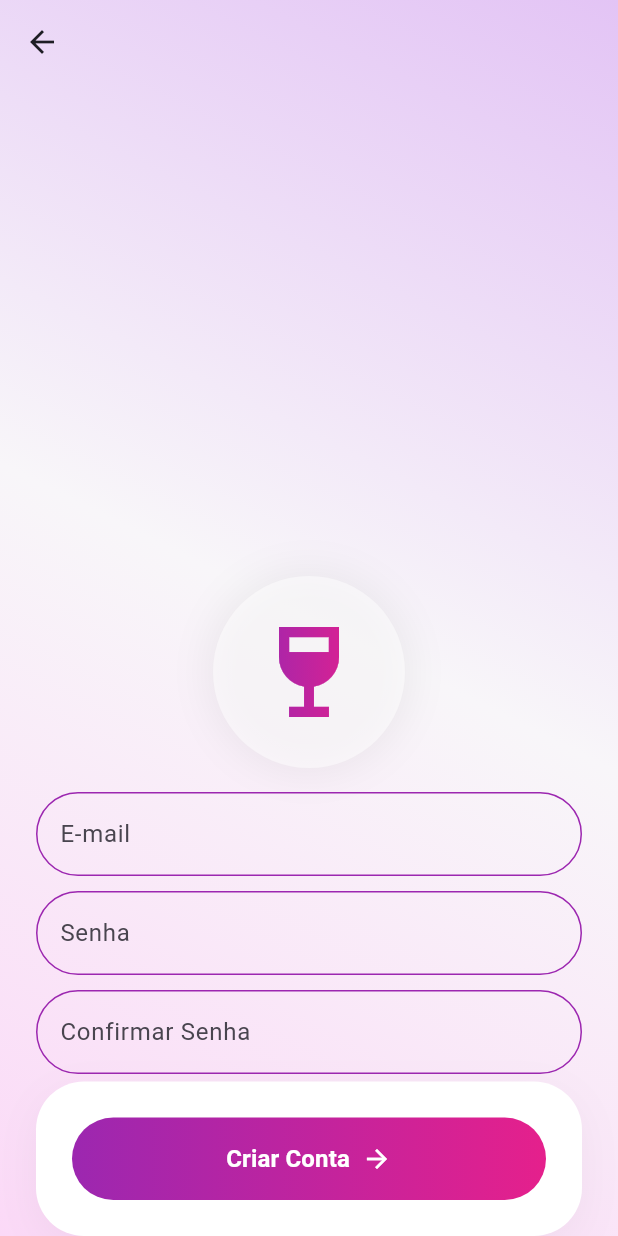
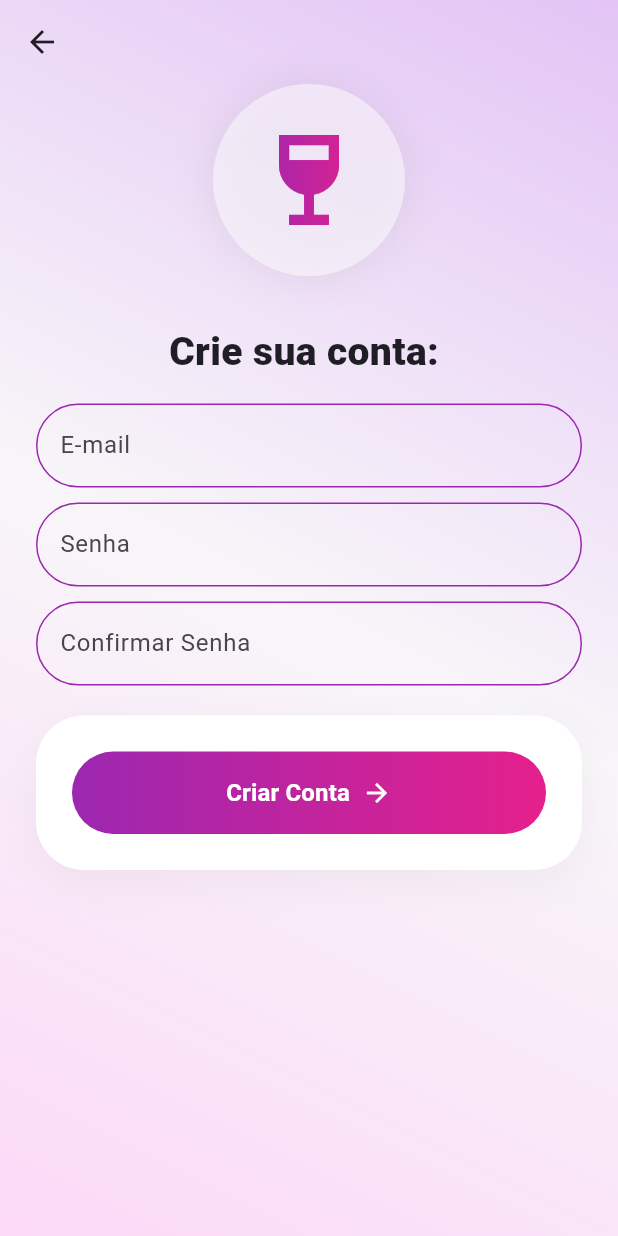
Before and after one commit to LeohCodes/Dion, a Flutter app: the screen it shows after launch, after a tap on "Entrar", after a tap on "Criar conta", on a phone screen of 412 x 824 dp. Run offline on Flutter 3.47's test engine with Material 3 defaults, Android fonts, the phone set to English and light mode, and no system bars; our stand-ins replace device_preview_plus, get_it.

Commit message:
Tela de cadastro finalizada (leoh aula 08/10)

```diff
--- a/lib/controller/login_controller.dart
+++ b/lib/controller/login_controller.dart
@@ -3,4 +3,11 @@ import 'package:flutter/material.dart';
 
 class LoginController extends ChangeNotifier {
 
+  bool visibilidade = true;
+
+  void alterarVisibilitade(){
+    visibilidade =  !visibilidade;
+    notifyListeners();
+  }
+
 }
--- a/lib/main.dart
+++ b/lib/main.dart
@@ -6,9 +6,14 @@ import 'package:dion/view/recuperar_senha_view.dart';
 import 'package:dion/view/sobre_view.dart';
 import 'package:dion/view/home_view.dart';
 import 'package:flutter/material.dart';
+import 'package:get_it/get_it.dart';
 
+import 'controller/login_controller.dart';
+
+final g = GetIt.instance;
 
 void main(){
+  g.registerSingleton<LoginController>(LoginController());
   runApp(
     DevicePreview(
       builder: (context) => const MainApp()
--- a/lib/view/cadastro_usuario_view.dart
+++ b/lib/view/cadastro_usuario_view.dart
@@ -53,11 +53,10 @@ return Scaffold(
             child: Form(
              key: _formKey,
              child: Column(
-              mainAxisAlignment: MainAxisAlignment.center,
+              mainAxisAlignment: MainAxisAlignment.start,
               children: [
-                const Spacer(),
 
-                // 2. Logo central (esta temorariamente com o icone, mas futuramente será substituido pela logo do app)
+                //  Logo central (esta temorariamente com o icone, mas futuramente será substituido pela logo do app)
                 Container(
                   padding: const EdgeInsets.all(24),
                   decoration: BoxDecoration(
@@ -89,6 +88,19 @@ return Scaffold(
                 //Image.asset('assets/logo_ingresso.png', height: 80),
                 ),
               // ... continuar aqui
+               const SizedBox(height: 32),
+
+                Text.rich(
+                  TextSpan(
+                    text: 'Crie sua conta: ',
+                    style: const TextStyle(
+                      fontSize: 26,
+                      fontWeight: FontWeight.w800,
+                      color: Color(0xFF1E1E24), // Texto escuro principal
+                    ),
+                  ),
+                ),
+
                const SizedBox(height: 16),
 
                 // 4. Campos de preenchimento (TextFields)
@@ -235,7 +247,7 @@ return Scaffold(
 
                 ),
 
-                const SizedBox(height: 5),
+                const SizedBox(height: 20),
 
                 //  Card de ações (Botões entrar e criar conta)
                 Container(
--- a/lib/view/home_view.dart
+++ b/lib/view/home_view.dart
@@ -34,7 +34,7 @@ class _HomeViewState extends State<HomeView> {
         showUnselectedLabels: true,
         items: const [
           BottomNavigationBarItem(icon: Icon(Icons.home), label: 'Início'),
-          BottomNavigationBarItem(icon: Icon(Icons.search), label: 'Buscar'),
+          BottomNavigationBarItem(icon: Icon(Icons.map), label: 'Mapa'),
           BottomNavigationBarItem(icon: Icon(Icons.confirmation_number_outlined), label: 'Ingressos'),
           BottomNavigationBarItem(icon: Icon(Icons.person_outline), label: 'Perfil'),
         ],
--- a/lib/view/login_view.dart
+++ b/lib/view/login_view.dart
@@ -1,4 +1,7 @@
 import 'package:flutter/material.dart';
+import 'package:get_it/get_it.dart';
+
+import '../controller/login_controller.dart';
 
 class LoginView extends StatefulWidget {
   const LoginView({Key? key}) : super(key: key);
@@ -8,6 +11,7 @@ class LoginView extends StatefulWidget {
 }
 
 class _LoginViewState extends State<LoginView> {
+  final ctrl = GetIt.I.get<LoginController>();
 
   // Controlar e Validar os campos de texto
   final _formKey = GlobalKey<FormState>();
@@ -15,6 +19,12 @@ class _LoginViewState extends State<LoginView> {
   //Controlar os campos de texto
   final _emailController = TextEditingController();
   final _senhaController = TextEditingController();
+
+  @override
+  void initState() {
+    super.initState();
+    ctrl.addListener(() => setState(() {}));
+  }
 
   @override
   //Descarta os controladores quando o widget é removido da árvore de widgets
@@ -35,7 +45,12 @@ class _LoginViewState extends State<LoginView> {
             end: Alignment.bottomLeft,
             colors: [
               Color.fromARGB(255, 227, 196, 245), //
-              Color.fromARGB(255, 248, 246, 249), // Tom quase branco do meio do gradiente
+              Color.fromARGB(
+                255,
+                248,
+                246,
+                249,
+              ), // Tom quase branco do meio do gradiente
               Color.fromARGB(255, 251, 217, 247),
             ],
           ),
@@ -47,11 +62,10 @@ class _LoginViewState extends State<LoginView> {
             child: Form(
               key: _formKey,
               child: Column(
-              mainAxisAlignment: MainAxisAlignment.center,
+                mainAxisAlignment: MainAxisAlignment.start,
                 children: [
-                const Spacer(),
-
-                // 2. Logo central (esta temorariamente com o icone, mas futuramente será substituido pela logo do app)
+                  SizedBox(height: 64),
+                  // Logo central (esta temorariamente com o icone, mas futuramente será substituido pela logo do app)
                   Container(
                     padding: const EdgeInsets.all(24),
                     decoration: BoxDecoration(
@@ -70,7 +84,10 @@ class _LoginViewState extends State<LoginView> {
                     //
                     child: ShaderMask(
                       shaderCallback: (bounds) => const LinearGradient(
-                      colors: [Color(0xFF9C27B0), Color(0xFFE5208C)], // Roxo para Rosa
+                        colors: [
+                          Color(0xFF9C27B0),
+                          Color(0xFFE5208C),
+                        ], // Roxo para Rosa
                       ).createShader(bounds),
                       blendMode: BlendMode.srcIn,
                       child: const Icon(
@@ -116,16 +133,14 @@ class _LoginViewState extends State<LoginView> {
                       labelText: 'E-mail',
                       enabledBorder: OutlineInputBorder(
                         borderRadius: BorderRadius.circular(30),
-                      borderSide: BorderSide(
-                        color: Color(0xFF9C27B0),
-                      )
+                        borderSide: BorderSide(color: Color(0xFF9C27B0)),
                       ),
                       focusedBorder: OutlineInputBorder(
                         borderRadius: BorderRadius.circular(30),
                         borderSide: BorderSide(
                           color: Color.fromARGB(255, 213, 32, 230),
                           width: 2.0,
-                        )
+                        ),
                       ),
 
                       //Bordas de Erro para o campo de email
@@ -150,7 +165,9 @@ class _LoginViewState extends State<LoginView> {
                         return 'Por favor, digite seu e-mail';
                       }
                       //vadilar se o email é valido
-                    final bool emailValido = RegExp(r"^[a-zA-Z0-9.a-zA-Z0-9.!#$%&'*+-/=?^_`{|}~]+@[a-zA-Z0-9]+\.[a-zA-Z]+").hasMatch(value);
+                      final bool emailValido = RegExp(
+                        r"^[a-zA-Z0-9.a-zA-Z0-9.!#$%&'*+-/=?^_`{|}~]+@[a-zA-Z0-9]+\.[a-zA-Z]+",
+                      ).hasMatch(value);
                       if (!emailValido) {
                         return 'Por favor, digite um e-mail válido';
                       }
@@ -161,21 +178,29 @@ class _LoginViewState extends State<LoginView> {
                   SizedBox(height: 10),
                   //senha
                   TextFormField(
-                  obscureText: true,//Ocultar senha
+                    obscureText: ctrl.visibilidade, //Ocultar senha
                     decoration: InputDecoration(
                       labelText: 'Senha',
+                    //Visualizar ou ocultar senha ()
+                      suffix: IconButton(
+                        icon: ctrl.visibilidade
+                            ? Icon(Icons.visibility)
+                            : Icon(Icons.visibility_off),
+                        onPressed: () {
+                          ctrl.alterarVisibilitade();
+                        },
+                      ),
+
                       enabledBorder: OutlineInputBorder(
                         borderRadius: BorderRadius.circular(30),
-                        borderSide: BorderSide(
-                        color: Color(0xFF9C27B0)
-                      )
+                        borderSide: BorderSide(color: Color(0xFF9C27B0)),
                       ),
                       focusedBorder: OutlineInputBorder(
                         borderRadius: BorderRadius.circular(30),
                         borderSide: BorderSide(
                           color: Color.fromARGB(255, 213, 32, 230),
                           width: 2.0,
-                        )
+                        ),
                       ),
                       //Bordas de Erro para o campo de senha
                       errorBorder: OutlineInputBorder(
@@ -194,7 +219,7 @@ class _LoginViewState extends State<LoginView> {
                       ),
                     ),
                     //Validator para s Senha
-                  validator:(value) {
+                    validator: (value) {
                       if (value == null || value.trim().isEmpty) {
                         return 'Por favor, digite sua senha';
                       }
@@ -207,12 +232,11 @@ class _LoginViewState extends State<LoginView> {
                   Align(
                     alignment: AlignmentGeometry.centerRight,
                     child: TextButton(
-                  onPressed: (){
-                    Navigator.pushNamed(
-                      context,'recuperar_senha'
-                    );
+                      onPressed: () {
+                        Navigator.pushNamed(context, 'recuperar_senha');
                       },
-                   child: Text('Esqueceu a senha?')),
+                      child: Text('Esqueceu a senha?'),
+                    ),
                   ),
                   const SizedBox(height: 5),
 
@@ -232,13 +256,15 @@ class _LoginViewState extends State<LoginView> {
                     ),
                     child: Column(
                       children: [
-
                         // Botão: Entrar (Com gradiente)
                         Container(
                           width: double.infinity,
                           decoration: BoxDecoration(
                             gradient: const LinearGradient(
-                            colors: [Color(0xFF9C27B0), Color(0xFFE5208C)], // Roxo para Rosa
+                              colors: [
+                                Color(0xFF9C27B0),
+                                Color(0xFFE5208C),
+                              ], // Roxo para Rosa
                             ),
                             borderRadius: BorderRadius.circular(30),
                           ),
@@ -248,9 +274,7 @@ class _LoginViewState extends State<LoginView> {
                               if (_formKey.currentState!.validate()) {
                                 String emailDigitado = _emailController.text;
                                 String senhaDigitada = _senhaController.text;
-                            Navigator.pushNamed(
-                             context,'home'
-                    );
+                                Navigator.pushNamed(context, 'home');
                                 //
                                 //Chamar Login_controler Aqui
                                 //
@@ -276,7 +300,11 @@ class _LoginViewState extends State<LoginView> {
                                   ),
                                 ),
                                 SizedBox(width: 8),
-                              Icon(Icons.arrow_forward, color: Colors.white, size: 20),
+                                Icon(
+                                  Icons.arrow_forward,
+                                  color: Colors.white,
+                                  size: 20,
+                                ),
                               ],
                             ),
                           ),
@@ -289,13 +317,14 @@ class _LoginViewState extends State<LoginView> {
                           width: double.infinity,
                           child: OutlinedButton(
                             onPressed: () {
-                            Navigator.pushNamed(
-                              context, 'cadastro_usuario'
-                            );
+                              Navigator.pushNamed(context, 'cadastro_usuario');
                             },
                             style: OutlinedButton.styleFrom(
                               padding: const EdgeInsets.symmetric(vertical: 16),
-                            side: const BorderSide(color: Color(0xFFD6D6D6), width: 1.5),
+                              side: const BorderSide(
+                                color: Color(0xFFD6D6D6),
+                                width: 1.5,
+                              ),
                               shape: RoundedRectangleBorder(
                                 borderRadius: BorderRadius.circular(30),
                               ),
@@ -324,10 +353,17 @@ class _LoginViewState extends State<LoginView> {
                       children: const [
                         Text(
                           'Continuar como organizador',
-                        style: TextStyle(color: Colors.blueGrey, fontSize: 14),
+                          style: TextStyle(
+                            color: Colors.blueGrey,
+                            fontSize: 14,
+                          ),
                         ),
                         SizedBox(width: 8),
-                      Icon(Icons.arrow_forward, size: 16, color: Colors.blueGrey),
+                        Icon(
+                          Icons.arrow_forward,
+                          size: 16,
+                          color: Colors.blueGrey,
+                        ),
                       ],
                     ),
                   ),
```
Also changed, not shown: lib/controller/home_controller.dart (added), pubspec.lock. Lines whose indentation alone changed are shown as unchanged.
